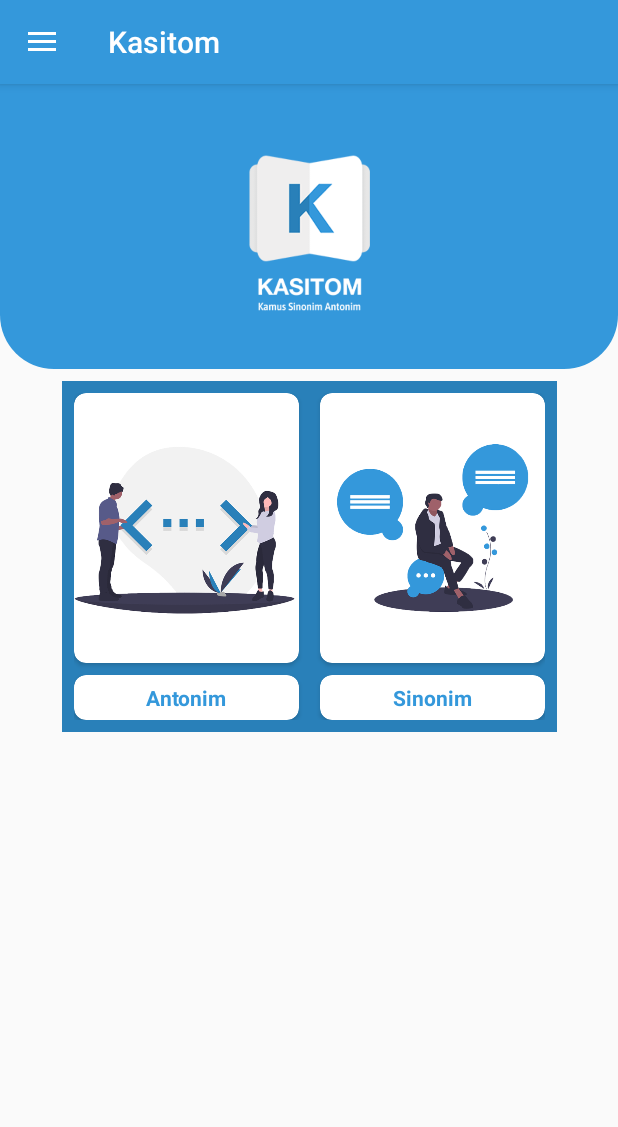
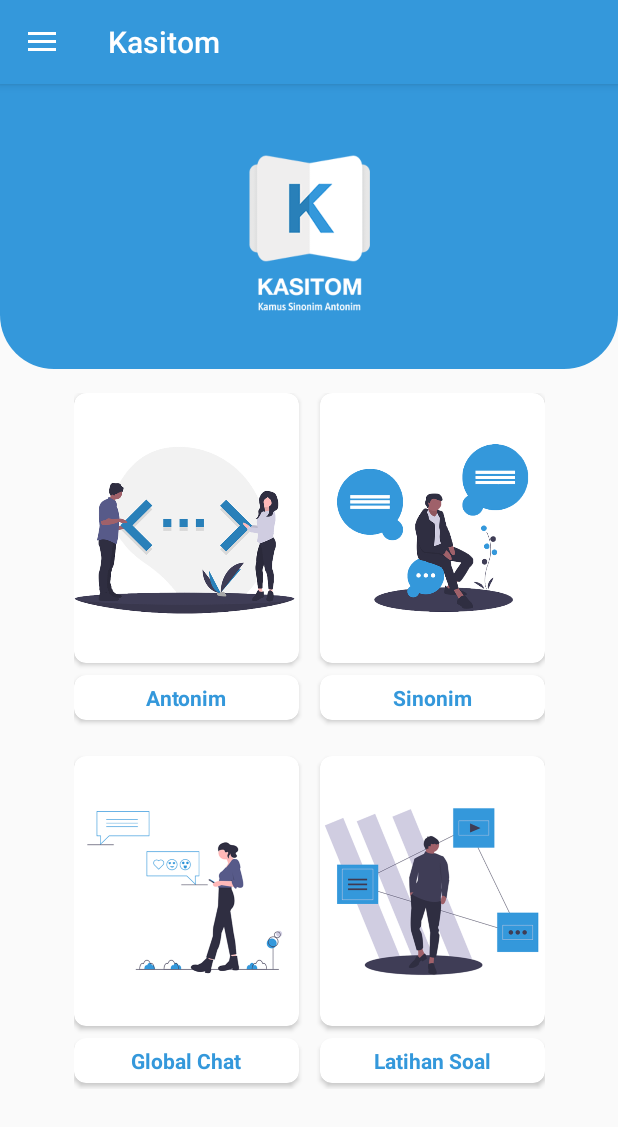
Before and after one commit to fifoaugie06/Kasitom, an Android app: the HomeFragment screen opened directly, with no data from a screen before it, on a phone screen of 412 x 824 dp. Shown: the top 1127 px of the screen. Run offline under Robolectric (Android 15) with nearby library versions, the phone set to English and light mode, and no system bars; our stand-ins replace Picasso; 4 statements that could not run were skipped.

Commit message:
KasitomV1.8 GlobalChat

```diff
--- a/app/build.gradle
+++ b/app/build.gradle
@@ -31,10 +31,12 @@ dependencies {
     implementation 'androidx.legacy:legacy-support-v4:1.0.0'
     implementation 'de.hdodenhof:circleimageview:3.0.1'
 
+    implementation 'com.google.android.gms:play-services-auth:17.0.0'
     implementation 'com.google.firebase:firebase-auth:19.2.0'
-    implementation 'com.google.android.gms:play-services-auth:17.0.0'
     implementation 'com.google.firebase:firebase-analytics:17.2.1'
-    implementation 'com.google.android.gms:play-services-auth:17.0.0'
+    implementation 'com.google.firebase:firebase-core:17.2.1'
+    implementation 'com.google.firebase:firebase-database:19.2.0'
+    implementation 'com.firebase:firebase-client-android:2.3.1'
     implementation 'com.squareup.picasso:picasso:2.71828'
 
     testImplementation 'junit:junit:4.12'
--- a/app/src/main/java/com/example/kasitom/MainActivity.java
+++ b/app/src/main/java/com/example/kasitom/MainActivity.java
@@ -8,7 +8,6 @@ import com.google.android.gms.auth.api.signin.GoogleSignIn;
 import com.google.android.gms.auth.api.signin.GoogleSignInAccount;
 import com.google.android.gms.auth.api.signin.GoogleSignInClient;
 
-import android.util.Log;
 import android.view.MenuItem;
 import android.view.View;
 
@@ -17,8 +16,6 @@ import androidx.appcompat.app.ActionBarDrawerToggle;
 import androidx.core.view.GravityCompat;
 import androidx.fragment.app.Fragment;
 import androidx.fragment.app.FragmentManager;
-
-import androidx.navigation.ui.AppBarConfiguration;
 
 
 import com.google.android.gms.auth.api.signin.GoogleSignInOptions;
@@ -32,13 +29,13 @@ import androidx.drawerlayout.widget.DrawerLayout;
 import androidx.appcompat.app.AppCompatActivity;
 import androidx.appcompat.widget.Toolbar;
 
-import android.view.Menu;
 import android.widget.ImageView;
 import android.widget.TextView;
 import android.widget.Toast;
 
 public class MainActivity extends AppCompatActivity implements NavigationView.OnNavigationItemSelectedListener {
     public static final String GOOGLE_ACCOUNT = "google_account";
+    public static String namaAccount, nickAccount = null;
     private ImageView profileImage;
     private TextView profileId, profileEmail;
     GoogleSignInClient googleSignInClient;
@@ -77,6 +74,7 @@ public class MainActivity extends AppCompatActivity implements NavigationView.On
 
     private void setDataOnView() {
         GoogleSignInAccount googleSignInAccount = getIntent().getParcelableExtra(GOOGLE_ACCOUNT);
+        namaAccount = googleSignInAccount.getGivenName();
 
         profileId.setText(googleSignInAccount.getDisplayName());
         Picasso.get()
@@ -112,7 +110,7 @@ public class MainActivity extends AppCompatActivity implements NavigationView.On
         if (id == R.id.nav_ubahBahasa) {
             Toast.makeText(this, "Ubah Bahasa", Toast.LENGTH_LONG).show();
         } else if (id == R.id.nav_tentang) {
-            Toast.makeText(this, "Tentang", Toast.LENGTH_LONG).show();
+            startActivity(new Intent(MainActivity.this, TentangActivity.class));
         } else if (id == R.id.nav_keluar) {
             signOut();
         }
--- a/app/src/main/java/com/example/kasitom/splashScreen.java
+++ b/app/src/main/java/com/example/kasitom/splashScreen.java
@@ -93,14 +93,13 @@ public class splashScreen extends AppCompatActivity {
 
         progressDialog = new ProgressDialog(splashScreen.this);
         progressDialog.setTitle("Kasitom");
-        progressDialog.setMessage("Its Loading....");
+        progressDialog.setMessage("Memuat ....");
         progressDialog.show();
 
         Intent intent = new Intent(splashScreen.this, MainActivity.class);
         intent.putExtra(MainActivity.GOOGLE_ACCOUNT, acct);
         startActivity(intent);
         finish();
-        //showProgressDialog();
 
         AuthCredential credential = GoogleAuthProvider.getCredential(acct.getIdToken(), null);
         mAuth.signInWithCredential(credential)
--- a/app/src/main/java/com/example/kasitom/ui/home/HomeFragment.java
+++ b/app/src/main/java/com/example/kasitom/ui/home/HomeFragment.java
@@ -1,9 +1,11 @@
 package com.example.kasitom.ui.home;
 
+import android.content.Intent;
 import android.os.Bundle;
 import android.view.LayoutInflater;
 import android.view.View;
 import android.view.ViewGroup;
+import android.widget.Button;
 import android.widget.TextView;
 import android.widget.Toast;
 
@@ -16,11 +18,12 @@ import androidx.fragment.app.Fragment;
 
 
 import com.example.kasitom.R;
+import com.example.kasitom.chatroom.GlobalChat;
+import com.google.android.gms.auth.api.signin.GoogleSignInAccount;
 
 public class HomeFragment extends Fragment {
-    private final static String TAG_FRAGMENT = "TAG_FRAGMENT";
     private View view;
-    private CardView cv_btnAntonim, cv_btnSinonim;
+    private CardView cv_btnAntonim, cv_btnSinonim, cv_btnGlobalChat, cv_btnQuiz;
 
     public View onCreateView(@NonNull LayoutInflater inflater,
                              ViewGroup container, Bundle savedInstanceState) {
@@ -34,6 +37,8 @@ public class HomeFragment extends Fragment {
 
         cv_btnAntonim = view.findViewById(R.id.btn_antonim);
         cv_btnSinonim = view.findViewById(R.id.btn_sinonim);
+        cv_btnGlobalChat = view.findViewById(R.id.btn_chatglobal);
+        cv_btnQuiz = view.findViewById(R.id.btn_quiz);
 
         cv_btnAntonim.setOnClickListener(new View.OnClickListener() {
             @Override
@@ -44,10 +49,24 @@ public class HomeFragment extends Fragment {
         cv_btnSinonim.setOnClickListener(new View.OnClickListener() {
             @Override
             public void onClick(View v) {
-
                 Toast.makeText(getContext(), "Sinonim", Toast.LENGTH_LONG).show();
             }
         });
+        cv_btnGlobalChat.setOnClickListener(new View.OnClickListener() {
+            @Override
+            public void onClick(View v) {
+                Intent intent = new Intent(getContext(), GlobalChat.class);
+                startActivity(intent);
+
+                Toast.makeText(getContext(), "Global Chat", Toast.LENGTH_LONG).show();
+
+            }
+        });
+        cv_btnQuiz.setOnClickListener(new View.OnClickListener() {
+            @Override
+            public void onClick(View v) {
+                Toast.makeText(getContext(), "Latihan Soal", Toast.LENGTH_LONG).show();
+            }
+        });
     }
-
 }
--- /dev/null
+++ b/app/src/main/res/drawable/ic_btnsend_style.xml
@@ -0,0 +1,6 @@
+<?xml version="1.0" encoding="utf-8"?>
+<shape xmlns:android="http://schemas.android.com/apk/res/android" android:shape="rectangle">
+    <solid android:color="@color/colorPrimary"/>
+    <corners android:radius="40dp"/>
+
+</shape>
--- /dev/null
+++ b/app/src/main/res/drawable/ic_edittext_style.xml
@@ -0,0 +1,6 @@
+<?xml version="1.0" encoding="utf-8"?>
+<shape xmlns:android="http://schemas.android.com/apk/res/android" android:shape="rectangle">
+    <solid android:color="@android:color/white"/>
+    <corners android:radius="8dp"/>
+    <stroke android:width="1dp" android:color="#707070"/>
+</shape>
--- a/app/src/main/res/layout/fragment_home.xml
+++ b/app/src/main/res/layout/fragment_home.xml
@@ -1,9 +1,17 @@
 <?xml version="1.0" encoding="utf-8"?>
-<androidx.constraintlayout.widget.ConstraintLayout xmlns:android="http://schemas.android.com/apk/res/android"
+
+<ScrollView xmlns:android="http://schemas.android.com/apk/res/android"
     xmlns:app="http://schemas.android.com/apk/res-auto"
     xmlns:tools="http://schemas.android.com/tools"
     android:layout_width="match_parent"
-    android:layout_height="match_parent">
+    android:layout_height="match_parent"
+    android:layout_marginBottom="@dimen/activity_vertical_margin">
+
+
+    <androidx.constraintlayout.widget.ConstraintLayout
+        android:layout_width="match_parent"
+        android:layout_height="wrap_content">
+
 
         <androidx.constraintlayout.widget.ConstraintLayout
             android:id="@+id/bg_atas"
@@ -25,12 +33,11 @@
         </androidx.constraintlayout.widget.ConstraintLayout>
 
         <androidx.constraintlayout.widget.ConstraintLayout
-        android:background="@color/colorPrimaryDark"
-        android:padding="8dp"
             android:id="@+id/home_parent"
             android:layout_width="330dp"
             android:layout_height="wrap_content"
             android:layout_marginTop="@dimen/activity_vertical_margin"
+            android:padding="8dp"
             app:layout_constraintEnd_toEndOf="@+id/bg_atas"
             app:layout_constraintStart_toStartOf="@+id/bg_atas"
             app:layout_constraintTop_toBottomOf="@id/bg_atas">
@@ -72,8 +79,6 @@
                     android:textStyle="bold" />
             </androidx.cardview.widget.CardView>
 
-        <!--......................BATAS.......................-->
-
             <androidx.cardview.widget.CardView
                 android:id="@+id/card_sinonim"
                 android:layout_width="150dp"
@@ -111,6 +116,89 @@
                     android:textStyle="bold" />
             </androidx.cardview.widget.CardView>
 
+            <androidx.cardview.widget.CardView
+                android:id="@+id/card_chatglobal"
+                android:layout_width="150dp"
+                android:layout_height="180dp"
+                android:layout_marginTop="24dp"
+                app:cardCornerRadius="@dimen/activity_vertical_margin"
+                app:layout_constraintStart_toStartOf="parent"
+                app:layout_constraintTop_toBottomOf="@+id/btn_antonim">
+
+                <ImageView
+                    android:layout_width="wrap_content"
+                    android:layout_height="wrap_content"
+                    android:src="@drawable/logo_globalchat" />
+            </androidx.cardview.widget.CardView>
+
+            <androidx.cardview.widget.CardView
+                android:id="@+id/btn_chatglobal"
+                android:layout_width="150dp"
+                android:layout_height="30dp"
+                android:layout_marginTop="8dp"
+                android:layout_marginBottom="4dp"
+                android:clickable="true"
+                android:focusable="true"
+                android:foreground="?android:attr/selectableItemBackground"
+                app:cardCornerRadius="@dimen/activity_vertical_margin"
+                app:layout_constraintBottom_toBottomOf="parent"
+                app:layout_constraintEnd_toEndOf="@+id/card_chatglobal"
+                app:layout_constraintStart_toStartOf="@+id/card_chatglobal"
+                app:layout_constraintTop_toBottomOf="@+id/card_chatglobal">
+
+                <TextView
+                    android:layout_width="match_parent"
+                    android:layout_height="wrap_content"
+                    android:layout_gravity="center_vertical"
+                    android:text="@string/chatglobal"
+                    android:textAlignment="center"
+                    android:textColor="#3498DB"
+                    android:textStyle="bold" />
+            </androidx.cardview.widget.CardView>
+
+            <androidx.cardview.widget.CardView
+                android:id="@+id/card_quiz"
+                android:layout_width="150dp"
+                android:layout_height="180dp"
+                android:layout_marginTop="24dp"
+                app:cardCornerRadius="@dimen/activity_vertical_margin"
+                app:layout_constraintEnd_toEndOf="parent"
+                app:layout_constraintTop_toBottomOf="@id/btn_sinonim">
+
+                <ImageView
+                    android:layout_width="wrap_content"
+                    android:layout_height="wrap_content"
+                    android:src="@drawable/logo_soal" />
+            </androidx.cardview.widget.CardView>
+
+            <androidx.cardview.widget.CardView
+                android:id="@+id/btn_quiz"
+                android:layout_width="150dp"
+                android:layout_height="30dp"
+                android:layout_marginTop="8dp"
+                android:layout_marginBottom="4dp"
+                android:clickable="true"
+                android:focusable="true"
+                android:foreground="?android:attr/selectableItemBackground"
+                app:cardCornerRadius="@dimen/activity_vertical_margin"
+                app:layout_constraintBottom_toBottomOf="parent"
+                app:layout_constraintEnd_toEndOf="@+id/card_quiz"
+                app:layout_constraintStart_toStartOf="@+id/card_quiz"
+                app:layout_constraintTop_toBottomOf="@+id/card_quiz">
+
+                <TextView
+                    android:layout_width="match_parent"
+                    android:layout_height="wrap_content"
+                    android:layout_gravity="center_vertical"
+                    android:text="@string/soal"
+                    android:textAlignment="center"
+                    android:textColor="#3498DB"
+                    android:textStyle="bold" />
+            </androidx.cardview.widget.CardView>
+
+
         </androidx.constraintlayout.widget.ConstraintLayout>
 
     </androidx.constraintlayout.widget.ConstraintLayout>
+
+</ScrollView>
--- a/app/src/main/res/values/drawables.xml
+++ b/app/src/main/res/values/drawables.xml
@@ -4,5 +4,4 @@
     <item name="ic_menu_slideshow" type="drawable">@android:drawable/ic_menu_slideshow</item>
     <item name="ic_menu_manage" type="drawable">@android:drawable/ic_menu_manage</item>
     <item name="ic_menu_share" type="drawable">@android:drawable/ic_menu_share</item>
-    <item name="ic_menu_send" type="drawable">@android:drawable/ic_menu_send</item>
 </resources>
--- a/app/src/main/res/values/strings.xml
+++ b/app/src/main/res/values/strings.xml
@@ -11,13 +11,15 @@
     <string name="menu_tentang">Tentang</string>
     <string name="antonim">Antonim</string>
     <string name="sinonim">Sinonim</string>
+    <string name="chatglobal">Global Chat</string>
 
     <!-- TODO: Remove or change this placeholder text -->
     <string name="hello_blank_fragment">Hello blank fragment</string>
     <string name="menu_tools">Tools</string>
-    <string name="menu_chatGlobal">Chat Global</string>
     <string name="menu_ubahBahasa">Ubah Bahasa</string>
     <string name="menu_logout">Keluar</string>
+    <string name="soal">Latihan Soal</string>
+    <string name="ketikdisini">Ketik Disini...</string>
 
 
 </resources>
--- a/build.gradle
+++ b/build.gradle
@@ -8,7 +8,7 @@ buildscript {
     }
     dependencies {
         classpath 'com.android.tools.build:gradle:3.5.3'
-        classpath 'com.google.gms:google-services:4.3.2'
+        classpath 'com.google.gms:google-services:4.3.3'
         // NOTE: Do not place your application dependencies here; they belong
         // in the individual module build.gradle files
     }
```
Also changed, not shown: app/src/main/AndroidManifest.xml (+8 -4 lines), app/src/main/java/com/example/kasitom/TentangActivity.java (added, +29 -0 lines), app/src/main/java/com/example/kasitom/chatroom/GlobalChat.java (added, +118 -0 lines), app/src/main/res/drawable/ic_send_white_24dp.xml (added, +17 -0 lines), app/src/main/res/layout/activity_global_chat.xml (added, +56 -0 lines), app/src/main/res/layout/activity_tentang_activity.xml (added, +9 -0 lines), app/src/main/res/drawable-v21/icon_kasitom.png (added), app/src/main/res/drawable-v21/logo_globalchat.png (added), app/src/main/res/drawable-v21/logo_soal.png (added). Lines whose indentation alone changed are shown as unchanged.
